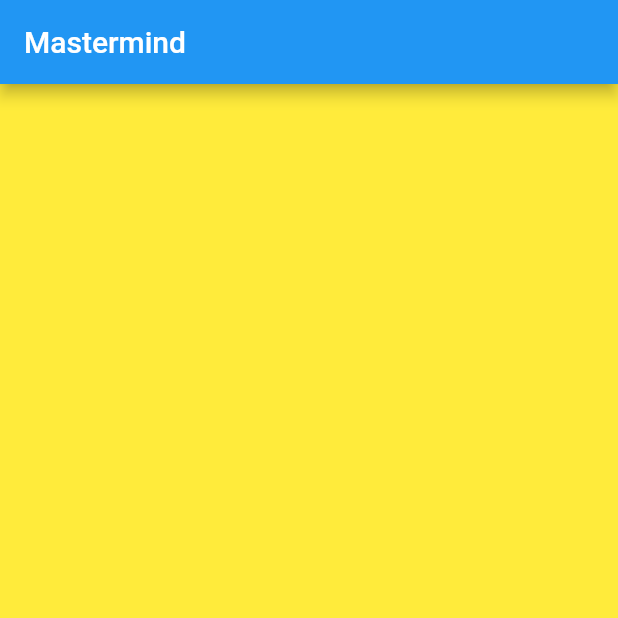
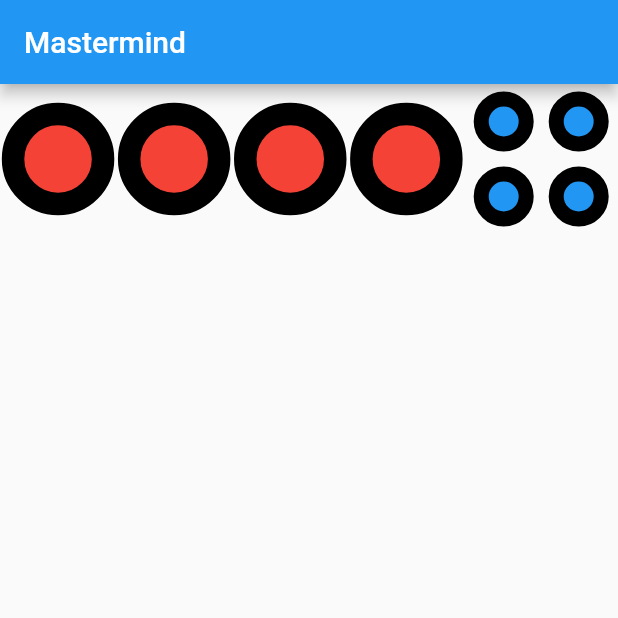
Before and after one commit to galileo-academy-wmiw/mastermind_leaf, a Flutter app: the screen it shows after launch, on a phone screen of 412 x 824 dp, the top half of it. Run offline on Flutter 3.47's test engine with Material 2 defaults, Android fonts, the phone set to English and light mode, and no system bars.

Commit message:
opdracht hoofdstuk 4.5

```diff
--- a/lib/classes/code-pin.dart
+++ b/lib/classes/code-pin.dart
@@ -1 +1,23 @@
+import 'package:flutter/material.dart';
+
 enum PinColor { red, yellow, green, blue, black, white, empty }
+
+class CodePin extends StatelessWidget {
+  const CodePin({Key? key}) : super(key: key);
+
+  @override
+  Widget build(BuildContext context) {
+    return Container(
+      width: 75,
+      decoration: BoxDecoration(
+        color: Colors.red,
+        shape: BoxShape.circle,
+        border: Border.all(
+          width: 15,
+          color: Colors.black,
+          style: BorderStyle.solid,
+        ),
+      ),
+    );
+  }
+}
--- a/lib/classes/score-pin.dart
+++ b/lib/classes/score-pin.dart
@@ -1,6 +1,29 @@
+import 'package:flutter/material.dart';
+
 enum Answer {
   rightSpot,
   rightColor,
   wrong,
   empty;
 }
+
+class ScorePin extends StatelessWidget {
+  const ScorePin({Key? key}) : super(key: key);
+
+  @override
+  Widget build(BuildContext context) {
+    return Container(
+      height: 40,
+      width: 40,
+      decoration: BoxDecoration(
+        color: Colors.blue,
+        shape: BoxShape.circle,
+        border: Border.all(
+          width: 10,
+          color: Colors.black,
+          style: BorderStyle.solid,
+        ),
+      ),
+    );
+  }
+}
--- a/lib/main.dart
+++ b/lib/main.dart
@@ -29,6 +29,6 @@
 
   @override
   Widget build(BuildContext context) {
-    return StartScreen();
+    return GameScreen();
   }
 }
--- a/lib/screens/game-screen.dart
+++ b/lib/screens/game-screen.dart
@@ -1,12 +1,49 @@
 import 'package:flutter/material.dart';
+
+import '../classes/score-pin.dart';
+import '../classes/code-pin.dart';
 
 class GameScreen extends StatelessWidget {
   const GameScreen({Key? key}) : super(key: key);
 
   @override
   Widget build(BuildContext context) {
-    return Container(
-      color: Colors.blue,
+    return ListView(
+      children: [
+        Column(
+          children: [
+            Container(
+              height: 100,
+              child: Row(
+                mainAxisAlignment: MainAxisAlignment.spaceAround,
+                children: [
+                  CodePin(),
+                  CodePin(),
+                  CodePin(),
+                  CodePin(),
+                  Container(
+                    width: 100,
+                    child: Column(
+                      mainAxisAlignment: MainAxisAlignment.spaceAround,
+                      children: [
+                        Row(
+                            mainAxisAlignment: MainAxisAlignment.spaceAround,
+                            crossAxisAlignment: CrossAxisAlignment.center,
+                            children: [ScorePin(), ScorePin()]),
+                        Row(
+                          mainAxisAlignment: MainAxisAlignment.spaceAround,
+                          crossAxisAlignment: CrossAxisAlignment.center,
+                          children: [ScorePin(), ScorePin()],
+                        )
+                      ],
+                    ),
+                  )
+                ],
+              ),
+            )
+          ],
+        )
+      ],
     );
   }
 }
```
